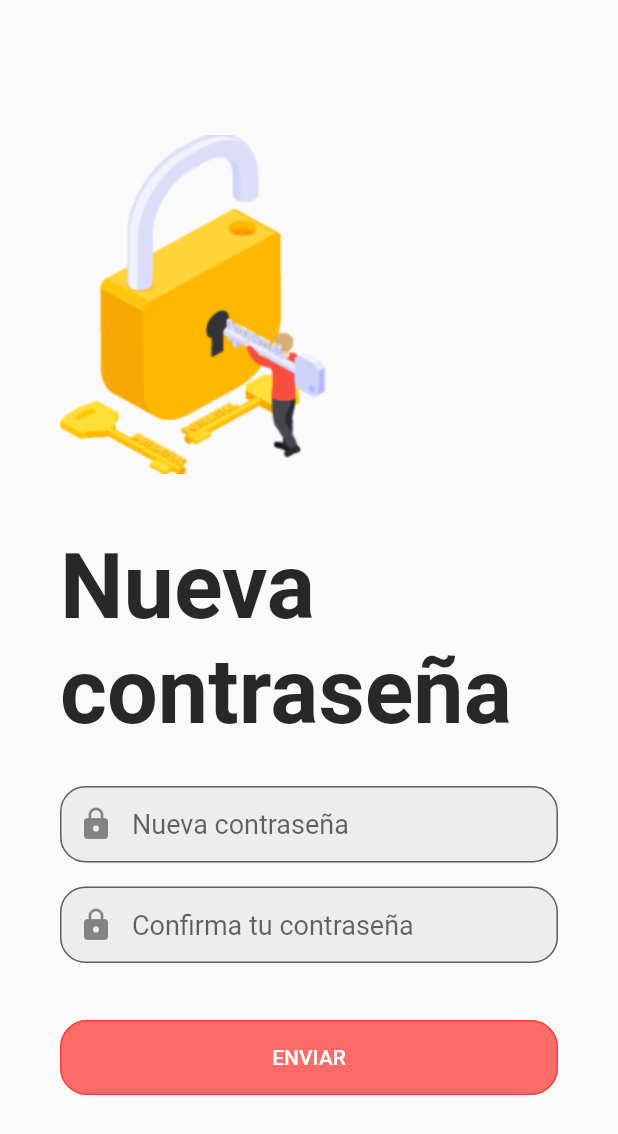
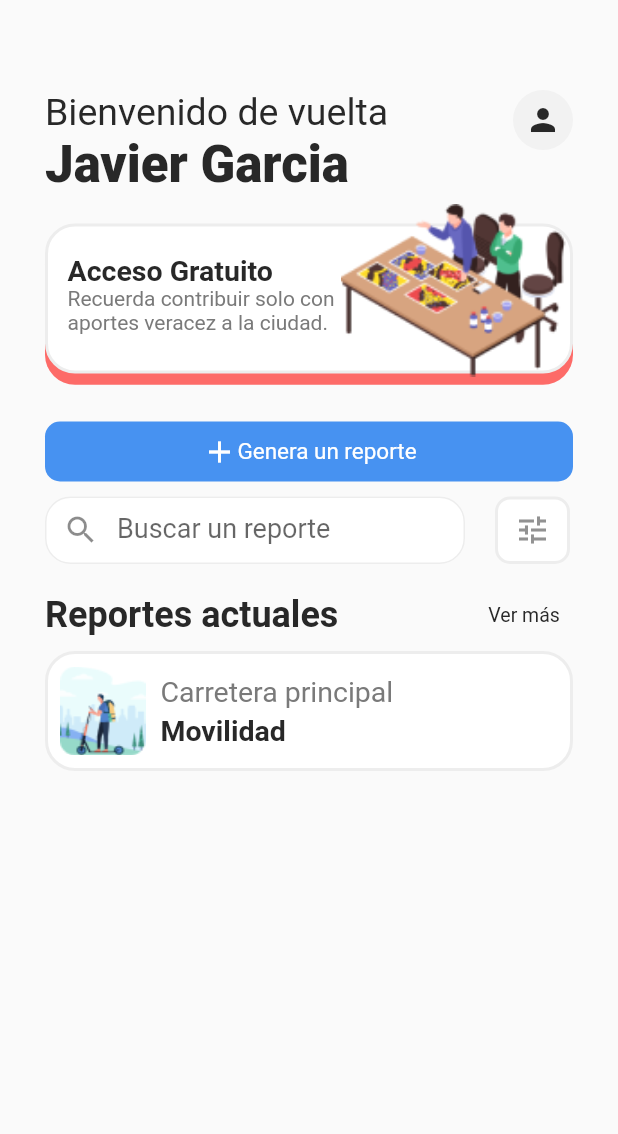
Before and after one commit to javiergcw/ciudapp, a Flutter app: the ResetPassword screen opened by its route, after a tap on "ENVIAR", on a phone screen of 412 x 824 dp. Shown: the top 1134 px of the screen. Run offline on Flutter 3.47's test engine with Material 2 defaults, Android fonts, the phone set to English and light mode, and no system bars; our stand-ins replace go_router.

Commit message:
View dashboard

```diff
--- a/lib/core/res/assets.dart
+++ b/lib/core/res/assets.dart
@@ -13,4 +13,6 @@ abstract class Assets {
   static const String google = '$_images/google_icon.png';
   static const String facebook = '$_images/facebook_icon.png';
   static const String twitter = '$_images/twitter_icon.png';
+  static const String mensWithTable = '$_images/mens_with_table.png';
+  static const String happy = '$_images/happy.png';
 }
--- a/lib/core/res/colors.dart
+++ b/lib/core/res/colors.dart
@@ -9,4 +9,6 @@ abstract class UIColors {
   static const Color black = Color(0xFF282828);
   static const Color gray = Color(0xFFEDEDED);
   static const Color gray20 = Color(0xFF929292);
+  static const Color gray7A = Color(0xFF7A7A7A);
+  static const Color grayF2 = Color(0xFFF2F2F2);
 }
--- a/lib/core/routes/app_routes.dart
+++ b/lib/core/routes/app_routes.dart
@@ -5,6 +5,8 @@ import 'package:uatciudapp/presentation/User/ui/screens/login.dart';
 import 'package:uatciudapp/presentation/Started/ui/screens/onboarding.dart';
 import 'package:uatciudapp/presentation/User/ui/screens/register.dart';
 import 'package:uatciudapp/presentation/User/ui/screens/resetPassword.dart';
+import 'package:uatciudapp/presentation/habitant/screens/ReportForm.dart';
+import 'package:uatciudapp/presentation/habitant/screens/dashboard.dart';
 
 final GoRouter router = GoRouter(
   routes: <GoRoute>[
@@ -37,5 +39,16 @@ final GoRouter router = GoRouter(
       builder: (BuildContext context, GoRouterState state) =>
           const ResetPassword(),
     ),
+    GoRoute(
+      name: 'dashboard',
+      path: '/dashboard',
+      builder: (BuildContext context, GoRouterState state) => const Dashboard(),
+    ),
+    GoRoute(
+      name: 'ReportForm',
+      path: '/ReportForm',
+      builder: (BuildContext context, GoRouterState state) =>
+          const ReportForm(),
+    ),
   ],
 );
--- a/lib/core/theme/styleFont.dart
+++ b/lib/core/theme/styleFont.dart
@@ -24,11 +24,22 @@ const whiteTwenty = TextStyle(
   color: Colors.white,
   fontWeight: FontWeight.normal,
 );
+const whiteFifteen = TextStyle(
+  fontSize: 15,
+  color: Colors.white,
+  fontWeight: FontWeight.normal,
+);
 
 const blackFourteen = TextStyle(
   fontSize: 60,
   color: UIColors.black,
   fontWeight: FontWeight.bold,
+);
+
+const blackThirteenFour = TextStyle(
+  fontSize: 34,
+  color: UIColors.black,
+  fontWeight: FontWeight.w800,
 );
 
 const blackTwentySix = TextStyle(
@@ -37,10 +48,21 @@ const blackTwentySix = TextStyle(
   fontWeight: FontWeight.normal,
 );
 
+const blackTwentyFour = TextStyle(
+  fontSize: 24,
+  color: UIColors.black,
+  fontWeight: FontWeight.bold,
+);
+
 const blackEighteen = TextStyle(
   fontSize: 18,
   color: UIColors.black,
   fontWeight: FontWeight.normal,
+);
+const blackNineteenBold = TextStyle(
+  fontSize: 19,
+  color: UIColors.black,
+  fontWeight: FontWeight.bold,
 );
 
 const blackBold = TextStyle(
@@ -55,6 +77,17 @@ const blackSemiBold = TextStyle(
   fontWeight: FontWeight.w500,
 );
 
+const blackTwentyFive = TextStyle(
+  fontSize: 25,
+  color: UIColors.black,
+  fontWeight: FontWeight.normal,
+);
+const blackNineteen = TextStyle(
+  fontSize: 19,
+  color: UIColors.black,
+  fontWeight: FontWeight.bold,
+);
+
 const blackThirteen = TextStyle(
   fontSize: 13,
   color: UIColors.black,
@@ -66,3 +99,15 @@ const blackThirteenNormal = TextStyle(
   color: UIColors.black,
   fontWeight: FontWeight.normal,
 );
+
+const grayEighteen = TextStyle(
+  fontSize: 19,
+  color: UIColors.gray7A,
+  fontWeight: FontWeight.normal,
+);
+
+const grayFourteen = TextStyle(
+  fontSize: 14,
+  color: UIColors.gray7A,
+  fontWeight: FontWeight.normal,
+);
--- a/lib/presentation/User/ui/widgets/ButtonRed.dart
+++ b/lib/presentation/User/ui/widgets/ButtonRed.dart
@@ -1,5 +1,6 @@
 import 'package:flutter/material.dart';
 import 'package:uatciudapp/core/res/res.dart';
+import 'package:uatciudapp/core/routes/app_routes.dart';
 
 class ButtonRed extends StatelessWidget {
   const ButtonRed({required this.label, Key? key}) : super(key: key);
@@ -12,7 +13,9 @@ class ButtonRed extends StatelessWidget {
       width: double.infinity,
       height: 50,
       child: TextButton(
-        onPressed: () {},
+        onPressed: () {
+          router.push('/dashboard');
+        },
         child: Text(
           label.toUpperCase(),
           style: const TextStyle(
--- /dev/null
+++ b/lib/presentation/habitant/screens/dashboard.dart
@@ -0,0 +1,46 @@
+import 'package:flutter/material.dart';
+import 'package:uatciudapp/core/res/res.dart';
+import 'package:uatciudapp/core/theme/styleFont.dart';
+import 'package:uatciudapp/presentation/habitant/widgets/ListReport.dart';
+import 'package:uatciudapp/presentation/habitant/widgets/ButtonBlue.dart';
+import 'package:uatciudapp/presentation/habitant/widgets/FreeAcess.dart';
+import 'package:uatciudapp/presentation/habitant/widgets/Search.dart';
+import 'package:uatciudapp/presentation/habitant/widgets/TitleList.dart';
+import 'package:uatciudapp/presentation/habitant/widgets/Welcome.dart';
+
+class Dashboard extends StatelessWidget {
+  const Dashboard({Key? key}) : super(key: key);
+
+  @override
+  Widget build(BuildContext context) {
+    return Scaffold(
+      body: SingleChildScrollView(
+        child: Padding(
+          padding: const EdgeInsets.symmetric(
+            horizontal: 30,
+            vertical: 60,
+          ),
+          child: Column(
+            crossAxisAlignment: CrossAxisAlignment.start,
+            children: const [
+              Welcome(),
+              FreeAccess(),
+              SizedBoxConst.gapH30,
+              ButtonBlue(),
+              SizedBoxConst.gapH10,
+              Search(),
+              SizedBoxConst.gapH20,
+              TitleList(),
+              SizedBoxConst.gapH10,
+              ListReport(
+                image: Assets.happy,
+                labelTitle: 'Carretera principal',
+                labelCategory: 'Movilidad',
+              ),
+            ],
+          ),
+        ),
+      ),
+    );
+  }
+}
--- /dev/null
+++ b/lib/presentation/habitant/screens/messageFinish.dart
@@ -0,0 +1,12 @@
+import 'package:flutter/material.dart';
+
+class MessageFinish extends StatelessWidget {
+  const MessageFinish({Key? key}) : super(key: key);
+
+  @override
+  Widget build(BuildContext context) {
+    return const Center(
+      child: Text('MessageFinish'),
+    );
+  }
+}
--- /dev/null
+++ b/lib/presentation/habitant/screens/reportForm.dart
@@ -0,0 +1,12 @@
+import 'package:flutter/material.dart';
+
+class ReportForm extends StatelessWidget {
+  const ReportForm({Key? key}) : super(key: key);
+
+  @override
+  Widget build(BuildContext context) {
+    return const Center(
+      child: Text('Report Form'),
+    );
+  }
+}
--- /dev/null
+++ b/lib/presentation/habitant/widgets/ButtonBlue.dart
@@ -0,0 +1,41 @@
+import 'package:flutter/material.dart';
+import 'package:uatciudapp/core/res/res.dart';
+import 'package:uatciudapp/core/routes/app_routes.dart';
+import 'package:uatciudapp/core/theme/styleFont.dart';
+
+class ButtonBlue extends StatelessWidget {
+  const ButtonBlue({Key? key}) : super(key: key);
+
+  @override
+  Widget build(BuildContext context) {
+    return SizedBox(
+      width: double.infinity,
+      child: GestureDetector(
+        onTap: () {
+          router.push('/ReportForm');
+        },
+        child: Container(
+          height: 40,
+          decoration: BoxDecoration(
+              color: UIColors.blueIntense,
+              borderRadius: BorderRadius.circular(10)),
+          child: Center(
+            child: Wrap(
+              crossAxisAlignment: WrapCrossAlignment.center,
+              children: const [
+                Icon(
+                  Icons.add,
+                  color: Colors.white,
+                ),
+                Text(
+                  'Genera un reporte',
+                  style: whiteFifteen,
+                ),
+              ],
+            ),
+          ),
+        ),
+      ),
+    );
+  }
+}
--- /dev/null
+++ b/lib/presentation/habitant/widgets/FreeAcess.dart
@@ -0,0 +1,79 @@
+import 'package:flutter/material.dart';
+import 'package:uatciudapp/core/res/res.dart';
+import 'package:uatciudapp/core/theme/styleFont.dart';
+
+class FreeAccess extends StatelessWidget {
+  const FreeAccess({Key? key}) : super(key: key);
+
+  @override
+  Widget build(BuildContext context) {
+    return SizedBox(
+      height: 122,
+      child: Stack(
+        children: [
+          Align(
+            alignment: const Alignment(1, 1.5),
+            child: Container(
+              width: double.infinity,
+              height: 100,
+              decoration: BoxDecoration(
+                color: UIColors.lightRed,
+                borderRadius: BorderRadius.circular(20),
+              ),
+            ),
+          ),
+          Container(
+            decoration: const BoxDecoration(
+              color: Colors.transparent,
+            ),
+            width: double.infinity,
+            height: 120,
+            alignment: Alignment.bottomCenter,
+            child: Container(
+              decoration: BoxDecoration(
+                color: Colors.white,
+                borderRadius: BorderRadius.circular(20),
+                border: Border.all(
+                  color: UIColors.gray,
+                  width: 2,
+                ),
+              ),
+              height: 100,
+            ),
+          ),
+          const Positioned(
+            top: 7,
+            right: 5,
+            child: SizedBox(
+              height: 115,
+              width: 150,
+              child: Image(
+                image: AssetImage(
+                  Assets.mensWithTable,
+                ),
+                fit: BoxFit.cover,
+              ),
+            ),
+          ),
+          Positioned(
+            left: 15,
+            top: 40,
+            child: Column(
+              crossAxisAlignment: CrossAxisAlignment.start,
+              children: const [
+                Text(
+                  'Acceso Gratuito',
+                  style: blackNineteenBold,
+                ),
+                Text(
+                  'Recuerda contribuir solo con\naportes veracez a la ciudad.',
+                  style: grayFourteen,
+                ),
+              ],
+            ),
+          ),
+        ],
+      ),
+    );
+  }
+}
--- /dev/null
+++ b/lib/presentation/habitant/widgets/ListReport.dart
@@ -0,0 +1,62 @@
+import 'package:flutter/material.dart';
+import 'package:uatciudapp/core/res/res.dart';
+import 'package:uatciudapp/core/theme/styleFont.dart';
+
+class ListReport extends StatelessWidget {
+  const ListReport(
+      {required this.image,
+      required this.labelTitle,
+      required this.labelCategory,
+      Key? key})
+      : super(key: key);
+
+  final String image;
+  final String labelTitle;
+  final String labelCategory;
+
+  @override
+  Widget build(BuildContext context) {
+    return Container(
+      width: double.infinity,
+      height: 80,
+      decoration: BoxDecoration(
+        color: Colors.white,
+        borderRadius: BorderRadius.circular(20),
+        border: Border.all(
+          color: UIColors.gray,
+          width: 2,
+        ),
+      ),
+      child: Padding(
+        padding: const EdgeInsets.all(8.0),
+        child: Row(
+          children: [
+            Image(
+              image: AssetImage(image),
+            ),
+            Padding(
+              padding: const EdgeInsets.symmetric(
+                horizontal: 10,
+                vertical: 5,
+              ),
+              child: Wrap(
+                spacing: 4,
+                direction: Axis.vertical,
+                children: [
+                  Text(
+                    labelTitle,
+                    style: grayEighteen,
+                  ),
+                  Text(
+                    labelCategory,
+                    style: blackNineteen,
+                  ),
+                ],
+              ),
+            ),
+          ],
+        ),
+      ),
+    );
+  }
+}
--- /dev/null
+++ b/lib/presentation/habitant/widgets/Search.dart
@@ -0,0 +1,79 @@
+import 'package:flutter/material.dart';
+import 'package:uatciudapp/core/res/res.dart';
+import 'package:uatciudapp/presentation/User/ui/widgets/TextFieldMain.dart';
+
+class Search extends StatelessWidget {
+  const Search({Key? key}) : super(key: key);
+
+  @override
+  Widget build(BuildContext context) {
+    return Wrap(
+      spacing: 20,
+      children: [
+        SizedBox(
+          height: 45,
+          width: 280,
+          child: TextField(
+            style: const TextStyle(
+              fontSize: 18,
+              color: UIColors.gray,
+            ),
+            decoration: InputDecoration(
+              filled: true,
+              fillColor: Colors.white,
+              contentPadding: const EdgeInsets.fromLTRB(
+                20.0,
+                15.0,
+                20.0,
+                15.0,
+              ),
+              prefixIcon: const Icon(Icons.search),
+              hintText: 'Buscar un reporte',
+              border: OutlineInputBorder(
+                borderSide: const BorderSide(
+                  color: Colors.blueAccent,
+                  width: 32.0,
+                ),
+                borderRadius: BorderRadius.circular(17.0),
+              ),
+              enabledBorder: OutlineInputBorder(
+                borderSide: const BorderSide(
+                  color: UIColors.gray,
+                ),
+                borderRadius: BorderRadius.circular(17.0),
+              ),
+              focusedBorder: OutlineInputBorder(
+                borderSide: const BorderSide(
+                  color: Color.fromARGB(255, 230, 230, 230),
+                  width: 32.0,
+                ),
+                borderRadius: BorderRadius.circular(17.0),
+              ),
+            ),
+          ),
+        ),
+        GestureDetector(
+          onTap: () {
+            print('opcions');
+          },
+          child: Container(
+            decoration: BoxDecoration(
+              color: Colors.white,
+              borderRadius: BorderRadius.circular(10),
+              border: Border.all(
+                color: UIColors.gray,
+                width: 2,
+              ),
+            ),
+            width: 50,
+            height: 45,
+            child: const Icon(
+              Icons.tune,
+              color: UIColors.gray20,
+            ),
+          ),
+        ),
+      ],
+    );
+  }
+}
--- /dev/null
+++ b/lib/presentation/habitant/widgets/TitleList.dart
@@ -0,0 +1,24 @@
+import 'package:flutter/material.dart';
+import 'package:uatciudapp/core/theme/styleFont.dart';
+
+class TitleList extends StatelessWidget {
+  const TitleList({Key? key}) : super(key: key);
+
+  @override
+  Widget build(BuildContext context) {
+    return Wrap(
+      crossAxisAlignment: WrapCrossAlignment.center,
+      spacing: 100,
+      children: const [
+        Text(
+          'Reportes actuales',
+          style: blackTwentyFour,
+        ),
+        Text(
+          'Ver más',
+          style: blackThirteenNormal,
+        ),
+      ],
+    );
+  }
+}
--- /dev/null
+++ b/lib/presentation/habitant/widgets/Welcome.dart
@@ -0,0 +1,48 @@
+import 'package:flutter/material.dart';
+import 'package:uatciudapp/core/res/res.dart';
+import 'package:uatciudapp/core/theme/styleFont.dart';
+
+class Welcome extends StatelessWidget {
+  const Welcome({Key? key}) : super(key: key);
+
+  @override
+  Widget build(BuildContext context) {
+    return Stack(
+      children: [
+        Align(
+          alignment: const Alignment(1.0, 1.0),
+          child: GestureDetector(
+            onTap: () {
+              print('go profile');
+            },
+            child: Container(
+              width: 40,
+              height: 40,
+              decoration: BoxDecoration(
+                color: UIColors.grayF2,
+                borderRadius: BorderRadius.circular(20),
+              ),
+              child: const Icon(
+                Icons.person,
+                color: UIColors.black,
+              ),
+            ),
+          ),
+        ),
+        Wrap(
+          direction: Axis.vertical,
+          children: const [
+            Text(
+              'Bienvenido de vuelta',
+              style: blackTwentyFive,
+            ),
+            Text(
+              'Javier Garcia',
+              style: blackThirteenFour,
+            ),
+          ],
+        ),
+      ],
+    );
+  }
+}
```
Also changed, not shown: assets/images/happy.png (added), assets/images/mens_with_table.png (added).
